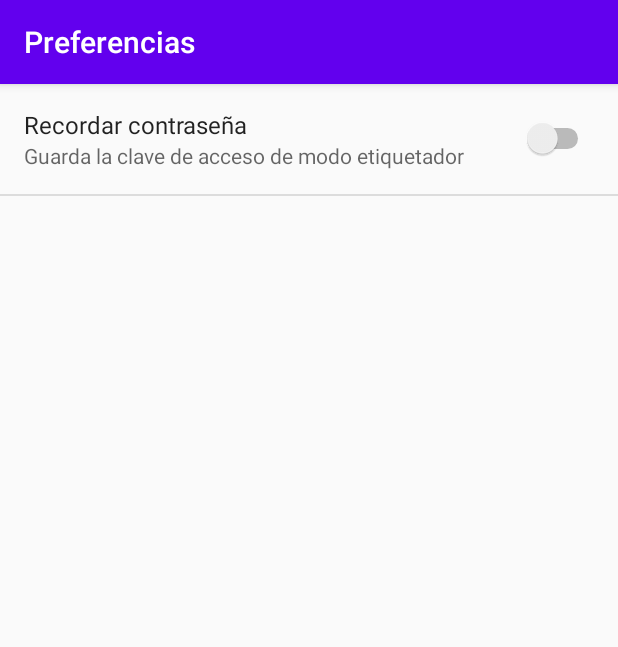
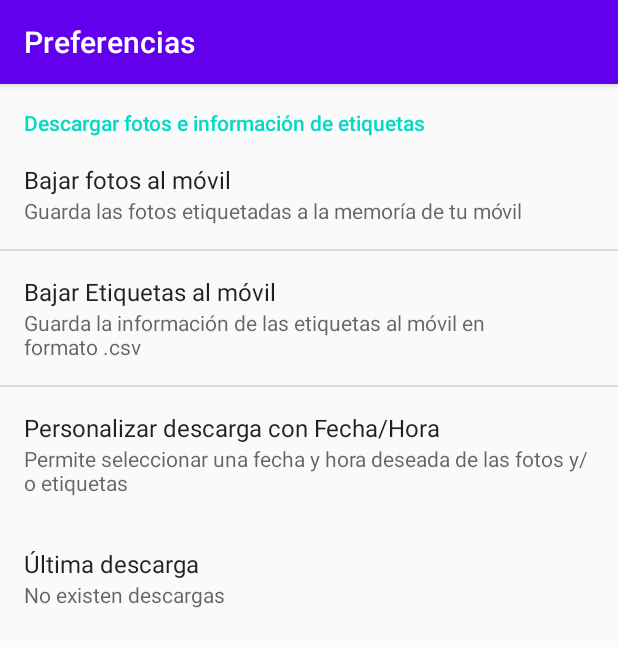
Before and after one commit to jesus-tomas-girones/Mascarillas, an Android app: the PreferencesActivity screen opened directly, with no data from a screen before it, on a phone screen of 412 x 824 dp. Shown: the top 647 px of the screen. Run offline under Robolectric (Android 15) with nearby library versions, the phone set to English and light mode, and no system bars.

Commit message:
Eliminación de menú preferencias y switch recordar contraseñas

```diff
--- a/app/src/main/AndroidManifest.xml
+++ b/app/src/main/AndroidManifest.xml
@@ -51,6 +51,7 @@
         <activity
             android:name=".ui.label.ListLabelActivity"
             android:screenOrientation="portrait"
+            android:theme="@style/AppTheme.NoActionBar"
             tools:ignore="LockedOrientationActivity"></activity>
         <activity
             android:name=".ui.preferences.PreferencesActivity"
--- a/app/src/main/java/es/upv/master/android/reconocimientofacial/ui/preferences/PreferencesActivity.java
+++ b/app/src/main/java/es/upv/master/android/reconocimientofacial/ui/preferences/PreferencesActivity.java
@@ -1,32 +1,18 @@
 package es.upv.master.android.reconocimientofacial.ui.preferences;
 
 import android.os.Bundle;
-import android.preference.PreferenceFragment;
 
 import androidx.appcompat.app.AppCompatActivity;
 import androidx.fragment.app.FragmentManager;
-import es.upv.master.android.reconocimientofacial.R;
 
 public class PreferencesActivity extends AppCompatActivity {
     public static FragmentManager fragmentManager;
-    private String type_preferences_fragment;
-
     @Override
     protected void onCreate(Bundle savedInstanceState) {
 
         super.onCreate(savedInstanceState);
-        PreferenceFragment preferenceFragment;
-        Bundle extras = getIntent().getExtras();
-        type_preferences_fragment = extras.getString("type_preferences");
-        if(type_preferences_fragment.equals("download")){
-            preferenceFragment = new DownloadFragment();
-            String title = getString(R.string.menu_download);
-            this.setTitle(title);
-        }else{
-            preferenceFragment = new PreferencesFragment();
-        }
           getFragmentManager().beginTransaction()
-                .replace(android.R.id.content, preferenceFragment)
+                .replace(android.R.id.content, new DownloadFragment())
                 .commit();
         fragmentManager = getSupportFragmentManager();
 
--- a/app/src/main/java/es/upv/master/android/reconocimientofacial/ui/preferences/PreferencesFragment.java
+++ /dev/null
@@ -1,27 +0,0 @@
-package es.upv.master.android.reconocimientofacial.ui.preferences;
-
-import android.content.SharedPreferences;
-import android.os.Bundle;
-import android.preference.PreferenceFragment;
-import android.preference.SwitchPreference;
-
-import es.upv.master.android.reconocimientofacial.R;
-
-import static es.upv.master.android.reconocimientofacial.ui.MainActivity.prefs;
-
-public class PreferencesFragment extends PreferenceFragment {
-    private SwitchPreference passwordSwitch;
-
-    @Override public void onCreate(Bundle savedInstanceState) {
-        super.onCreate(savedInstanceState);
-        addPreferencesFromResource(R.xml.preferences);
-        passwordSwitch = (SwitchPreference) findPreference("passwordSwitch");
-        if(!prefs.getBoolean("password", false)){
-            passwordSwitch.setChecked(false);
-            SharedPreferences.Editor editor = prefs.edit();
-            editor.putBoolean("password", true);
-            editor.commit();
-        }
-
-    }
-}
--- a/app/src/main/res/drawable/ic_acept.xml
+++ /dev/null
@@ -1,4 +0,0 @@
-<vector android:height="24dp" android:viewportHeight="14"
-    android:viewportWidth="14" android:width="24dp" xmlns:android="http://schemas.android.com/apk/res/android">
-    <path android:fillColor="#FF000000" android:fillType="evenOdd" android:pathData="M7,13C3.6863,13 1,10.3137 1,7C1,3.6863 3.6863,1 7,1C10.3137,1 13,3.6863 13,7C13,10.3137 10.3137,13 7,13ZM5.8573,10.5565L10.7072,5.7065C11.0983,5.3165 11.0983,4.6835 10.7072,4.2925C10.3162,3.9025 9.6842,3.9025 9.2933,4.2925L5.8573,7.7285L4.7073,6.5785C4.3162,6.1875 3.6843,6.1875 3.2933,6.5785C2.9023,6.9695 2.9023,7.6015 3.2933,7.9925L5.8573,10.5565Z"/>
-</vector>
--- a/app/src/main/res/menu/menu_evaluator.xml
+++ b/app/src/main/res/menu/menu_evaluator.xml
@@ -14,12 +14,6 @@
                 android:title="@string/menu_download"
                 android:icon="@drawable/ic_download"
                 app:showAsAction="always|withText"/>
-            <item
-                android:id="@+id/menu_preferencia"
-                android:orderInCategory="102"
-                android:title="@string/menu_preferencias"
-                android:icon="@drawable/ic_preferences"
-                app:showAsAction="always|withText"/>
         </menu>
     </item>
 
--- a/app/src/main/res/values/strings.xml
+++ b/app/src/main/res/values/strings.xml
@@ -44,8 +44,6 @@ PROTECCIÓN DE DATOS:\n Las fotografías son tratadas de forma totalmente anóni
     <string name="password_error">Contraseña Incorrecta!</string>
     <string name="cerrar_boton">Cerrar</string>
     <string name="entrar_boton">ENTRAR</string>
-    <string name="password_login_evaluator">mascarilla1234</string>
-    <string name="password_download">1234</string>
     <string name="title_login_evaluator">Clave de Acceso</string>
     <string name="msg_login_evaluator">Ingresa tu contraseña</string>
 
--- a/app/src/main/res/xml/preferences.xml
+++ /dev/null
@@ -1,10 +0,0 @@
-<?xml version="1.0" encoding="utf-8"?>
-<PreferenceScreen
-    xmlns:android="http://schemas.android.com/apk/res/android"
-    android:key="preferencias_principal" >
-    <SwitchPreference
-        android:key="passwordSwitch"
-        android:title="@string/pref_remember_password"
-        android:summary="@string/pref_summary_password"
-        android:defaultValue="false"/>
-</PreferenceScreen>
```
Also changed, not shown: app/src/main/java/es/upv/master/android/reconocimientofacial/ui/MainActivity.java (+12 -12 lines), app/src/main/java/es/upv/master/android/reconocimientofacial/ui/label/ListLabelActivity.java (+16 -12 lines), app/src/main/java/es/upv/master/android/reconocimientofacial/ui/preferences/DownloadFragment.java (+0 -13 lines), app/src/main/res/drawable/ic_close.xml (deleted, +0 -9 lines), app/src/main/res/drawable/ic_preferences.xml (deleted, +0 -9 lines), app/src/main/res/layout/activity_evaluator.xml (+5 -4 lines).
